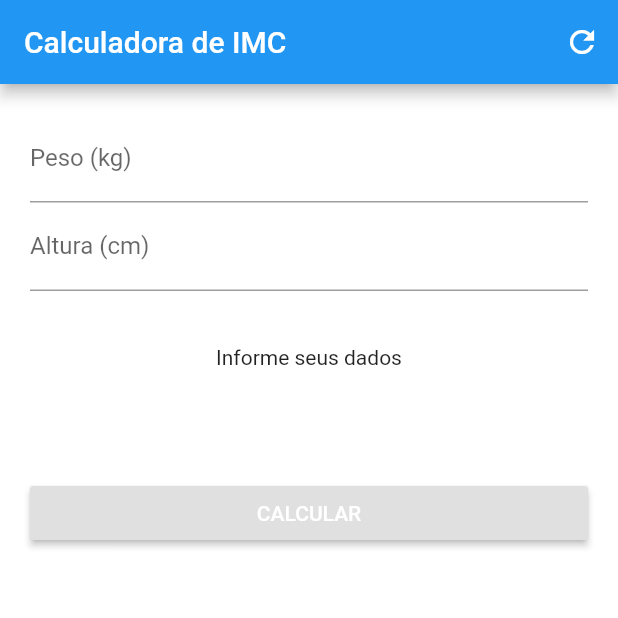
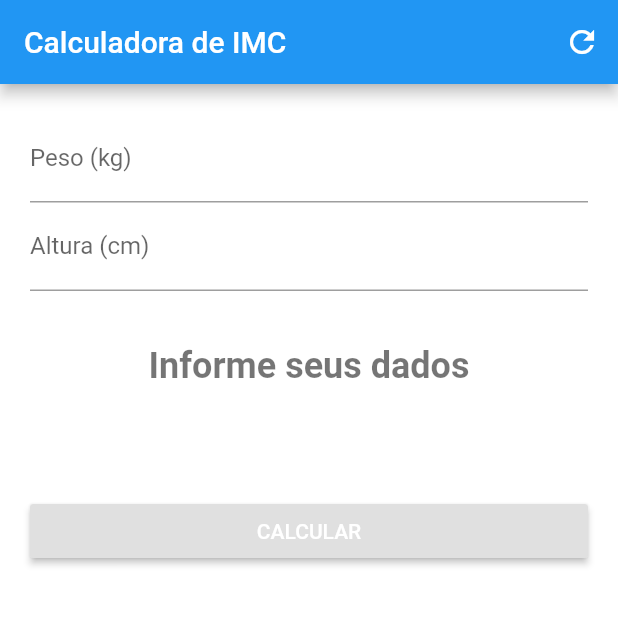
Before and after one commit to analopesdev/calculator-imc-flutter, a Flutter app: the screen it shows after launch, on a phone screen of 412 x 824 dp, the top half of it. Run offline on Flutter 3.47's test engine with Material 2 defaults, Android fonts, the phone set to English and light mode, and no system bars.

Commit message:
6 - Aumentar o texto do resultado do IMC (número) e também colocar em negrito finalizado

```diff
--- a/lib/main.dart
+++ b/lib/main.dart
@@ -4,7 +4,6 @@ void main() => runApp(
       MaterialApp(
         home: Home(),
         debugShowCheckedModeBanner: false,
-
       ),
     );
 
@@ -121,6 +120,11 @@ class _HomeState extends State<Home> {
       child: Text(
         _result,
         textAlign: TextAlign.center,
+        style: TextStyle(
+          fontSize: 24,
+          fontWeight: FontWeight.bold,
+          color: Colors.black54,
+        ),
       ),
     );
   }
```
Also changed, not shown: pubspec.lock, 2 other files.
